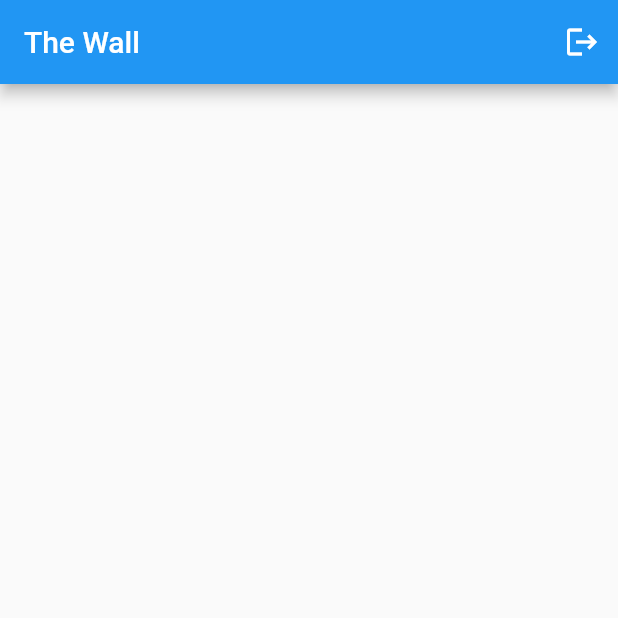
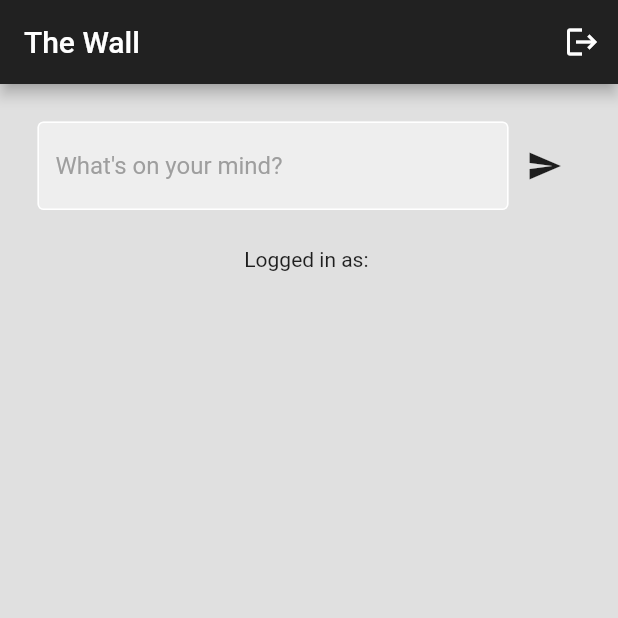
Before and after one commit to Shanks785/the_wall, a Flutter app: the screen it shows once a user with an empty profile is signed in, after a tap on the "logout" icon, on a phone screen of 412 x 824 dp, the top half of it. Run offline on Flutter 3.47's test engine with Material 2 defaults, Android fonts, the phone set to English and light mode, and no system bars; our stand-ins replace bloc, firebase_auth, firebase_core; accounts and stored records are empty; network calls fail.

Commit message:
home page ongoing

```diff
--- a/lib/pages/home/view/home_page.dart
+++ b/lib/pages/home/view/home_page.dart
@@ -1,5 +1,7 @@
 import 'package:firebase_auth/firebase_auth.dart';
 import 'package:flutter/material.dart';
+import 'package:http/http.dart';
+import 'package:the_wall/components/text_field.dart';
 
 class HomePage extends StatefulWidget {
   const HomePage({super.key});
@@ -10,15 +12,27 @@ class HomePage extends StatefulWidget {
 
 class _HomePageState extends State<HomePage> {
 
+  //current user
+  final currentUser = FirebaseAuth.instance.currentUser!;
+
+  // text controllers
+  final textController = TextEditingController();
+
   void signOut() async {
     await FirebaseAuth.instance.signOut();
+  }
+
+  void postMessage() async {
+    print(textController.text);
   }
 
   @override
   Widget build(BuildContext context) {
     return Scaffold(
+      backgroundColor: Colors.grey[300],
       appBar: AppBar(
         title: const Text("The Wall"),
+        backgroundColor: Colors.grey[900],
         actions: [
           IconButton(
             onPressed: signOut,
@@ -26,6 +40,36 @@ class _HomePageState extends State<HomePage> {
           ),
         ],
       ),
+      body: SafeArea(
+        child: Center(
+          child: Column(
+            // mainAxisAlignment: MainAxisAlignment.center,
+            children: [
+
+              // post MSG
+              Padding(
+                padding: const EdgeInsets.all(25.0),
+                child: Row(
+                  children: [
+                    Expanded(
+                      child: MyTextField(
+                        controller: textController,
+                        hintText: "What's on your mind?", obscureText: false,
+                      )
+                    ),
+                    IconButton(
+                      onPressed: postMessage,
+                      icon: const Icon(Icons.send),
+                    ),
+                  ],
+                ),
+              ),
+              //email
+              Text("Logged in as: " + currentUser.email!),
+            ],
+          ),
+        ),
+      ),
     );
   }
 }
--- a/lib/pages/register/view/register_page.dart
+++ b/lib/pages/register/view/register_page.dart
@@ -1,3 +1,4 @@
+import 'package:firebase_auth/firebase_auth.dart';
 import 'package:flutter/material.dart';
 
 import 'package:the_wall/components/text_field.dart';
@@ -17,6 +18,28 @@ class _RegisterPageState extends State<RegisterPage> {
   final passwordTextController = TextEditingController();
   final confirmPasswordTextController = TextEditingController();
 
+  // Sign up user
+  void signUp() async {
+
+    showDialog(context: context, builder: (context) => const Center(child: CircularProgressIndicator(),));
+
+    if(passwordTextController.text != confirmPasswordTextController.text){
+      Navigator.pop(context);
+      ScaffoldMessenger.of(context).showSnackBar(const SnackBar(content: Text('Passwords do not match.')));
+      return;
+    }
+
+    try {
+      var res = await FirebaseAuth.instance.createUserWithEmailAndPassword(email: emailTextController.text, password: confirmPasswordTextController.text);
+      if (context.mounted) Navigator.pop(context);
+    } on FirebaseAuthException catch (e) {
+      Navigator.pop(context);
+      ScaffoldMessenger.of(context).showSnackBar(SnackBar(content: Text(e.code)));
+    }
+
+    print(await FirebaseAuth.instance.currentUser!.getIdToken());
+  }
+
   @override
   Widget build(BuildContext context) {
     return Scaffold(
@@ -31,7 +54,7 @@ class _RegisterPageState extends State<RegisterPage> {
                   //logo
                   const Icon(Icons.lock, size: 100,),
 
-                  const SizedBox(height: 50),
+                  const SizedBox(height: 45),
                   //wlcm back msg
                   const Text("Lets create an account for you", style: TextStyle(fontSize: 20, fontWeight: FontWeight.bold),),
 
@@ -49,7 +72,7 @@ class _RegisterPageState extends State<RegisterPage> {
 
                   const SizedBox(height: 25),
                   //sign in button
-                  MyButton(text: 'Sign Up', onTap: (){},),
+                  MyButton(text: 'Sign Up', onTap: signUp,),
 
                   const SizedBox(height: 25),
                   //go to register page
```
Also changed, not shown: lib/pages/login/view/login_page.dart (+17 -1 lines).
